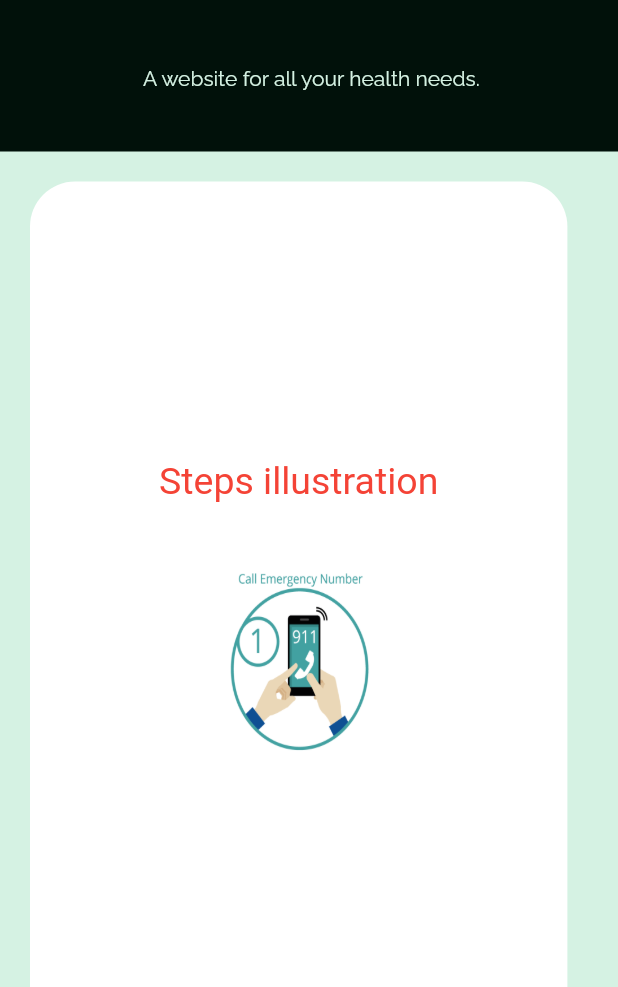
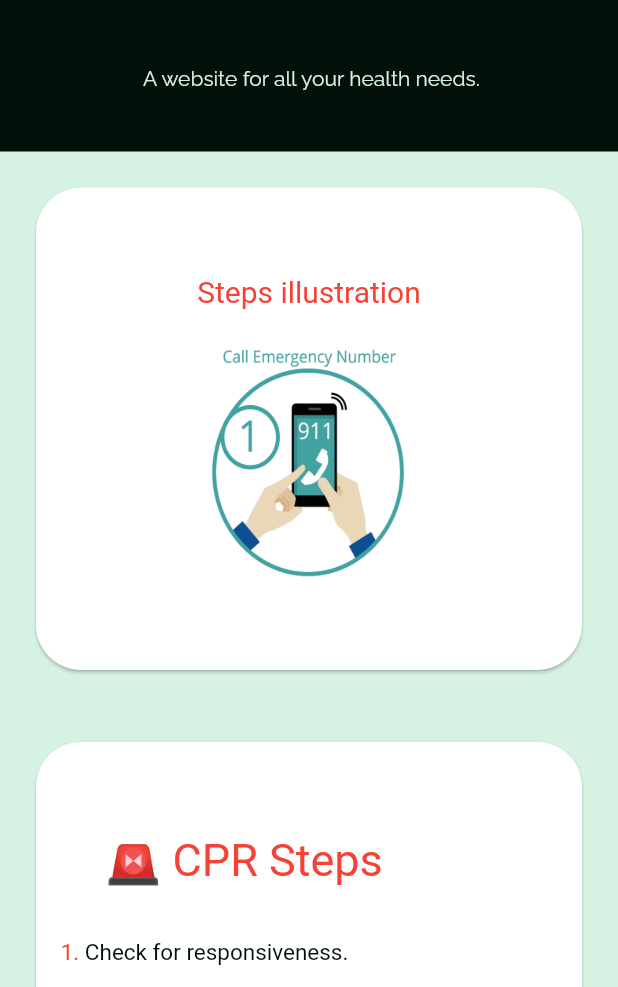
Before and after one commit to A-Dadani/ATEEK, a Flutter app: the MainScreenMw screen opened directly, on a phone screen of 412 x 824 dp, the part 249-1236 px from its top. Run offline on Flutter 3.47's test engine with Material 2 defaults, Android fonts, the light colour scheme and no system bars; drawn by our look-alikes of carousel_slider; our stand-ins replace dio, file_picker, firebase_core, flutter_switch, get, google_maps_flutter and 1 more; missing offline and left inert: collapsible_sidebar, country_state_city_picker, dart:html; accounts and stored records are empty; Roboto replaces fonts that are missing (assets/fonts/Raleway-SemiBold.ttf); project files that could hold a hidden picture were left out.

Commit message:
Changed Pictures nd First aid page I did some modifications to responsivness and resized some pictures

```diff
--- a/_public/lib/screens/mental_wellness/home_m_w.dart
+++ b/_public/lib/screens/mental_wellness/home_m_w.dart
@@ -32,53 +32,69 @@ class HomeScreenMw extends StatelessWidget {
           children: [
             Row(children: [
               /* if (!Responsive.isDesktop(context)) SizedBox(width: 40), */
-              Column(children: [
-                Container(
-                  height: !Responsive.isDesktop(context)? height*0.7 : height/5,
-                  width: !Responsive.isDesktop(context)
-                      ? width / 1.15
-                      : (width / 2),
-                      decoration: BoxDecoration(
-                              borderRadius: BorderRadius.circular(30),
+              Expanded(
+                flex: 2,
+                child: Column(
+                  children: [
+                    SizedBox(
+                      width: Responsive.isMobile(context)
+                          ? width / 1.1
+                          : width / 3,
+                      height: Responsive.isMobile(context)
+                          ? height * 0.4
+                          : height * 0.7,
+                      child: Flexible(
+                        child: Card(
+                          shape: const RoundedRectangleBorder(
+                              borderRadius:
+                                  BorderRadius.all(Radius.circular(30))),
                           color: Colors.white,
-                            ),
                           child: CarouselSlider(
-
                             items: imagesList.map((image) {
                               return Builder(
                                 builder: (BuildContext context) {
                                   return Column(
                                     children: [
-
-                              Expanded(
-                                flex:5,
-                                child: Text(
+                                      (Responsive.isDesktop(context))
+                                          ? Text(
+                                              '\nSteps illustration',
+                                              style: TextStyle(
+                                                color: Colors.red,
+                                                fontFamily:
+                                                    'assets/fonts/Raleway-SemiBold.ttf',
+                                                fontSize: Responsive.isDesktop(
+                                                        context)
+                                                    ? 35
+                                                    : 20,
+                                              ),
+                                            )
+                                          : Text(
                                               'Steps illustration',
                                               style: TextStyle(
                                                 color: Colors.red,
-                                    fontFamily: 'assets/fonts/Raleway-SemiBold.ttf',
-                                    fontSize: Responsive.isDesktop(context)? 35: 25,
-                                  ),
-
+                                                fontFamily:
+                                                    'assets/fonts/Raleway-SemiBold.ttf',
+                                                fontSize: Responsive.isDesktop(
+                                                        context)
+                                                    ? 35
+                                                    : 20,
                                               ),
                                             ),
-                              Expanded(
-                                flex: 5,
-                                child: SizedBox(height: height*0.04,)),
-                              Expanded(
-                                flex:20,
-                                child: SizedBox(
-                                  width: !Responsive.isDesktop(context)
-                                        ? width / 2.5
-                                        : (width / 2),
-                                    height: height*0.9,
+                                      SizedBox(
+                                        height: 20,
+                                      ),
+                                      Flexible(
                                         child: Image.asset(
                                           image,
                                           fit: BoxFit.fill,
+                                          width: Responsive.isMobile(context)
+                                              ? width / 3
+                                              : width / 3.5,
+                                          height: Responsive.isMobile(context)
+                                              ? height / 1.5
+                                              : height / 2,
                                         ),
                                       ),
-                              ),
-
                                     ],
                                   );
                                 },
@@ -91,7 +107,8 @@ class HomeScreenMw extends StatelessWidget {
                               initialPage: 0,
                               autoPlayCurve: Curves.fastOutSlowIn,
                               enableInfiniteScroll: false,
-                      autoPlayAnimationDuration: Duration(milliseconds: 1000),
+                              autoPlayAnimationDuration:
+                                  Duration(milliseconds: 1000),
                               aspectRatio: 16 / 9,
                               height: !Responsive.isDesktop(context)
                                   ? (height / 4)
@@ -99,40 +116,33 @@ class HomeScreenMw extends StatelessWidget {
                             ),
                           ),
                         ),
-              ]),
-              if (Responsive.isDesktop(context))
-                SizedBox(
-                  width: width * 0.04,
+                      ),
+                    ),
+                  ],
+                ),
               ),
               if (Responsive.isDesktop(context))
                 SizedBox(
-
-                  width: width*0.35,
-
+                  width: width * 0.35,
                   child: Card(
                     shape: const RoundedRectangleBorder(
-                      borderRadius: BorderRadius.all(Radius.circular(30))
-
-                      ),
+                        borderRadius: BorderRadius.all(Radius.circular(30))),
                     color: Colors.white,
-
                     child: Flexible(
-
                       child: Padding(
-                        padding:
-                            const EdgeInsets.symmetric(vertical: kDefaultPadding, horizontal: kDefaultPadding),
+                        padding: const EdgeInsets.symmetric(
+                            vertical: kDefaultPadding,
+                            horizontal: kDefaultPadding),
                         child: Row(
                           children: [
-
                             RichText(
                               text: TextSpan(
                                   text: '\t\t\t 🚨 CPR Steps \n\n',
                                   style: TextStyle(
                                     color: Colors.red,
-                                    fontFamily: 'assets/fonts/Raleway-SemiBold.ttf',
+                                    fontFamily:
+                                        'assets/fonts/Raleway-SemiBold.ttf',
                                     fontSize: 35,
-
-
                                   ),
                                   children: [
                                     TextSpan(
@@ -143,7 +153,8 @@ class HomeScreenMw extends StatelessWidget {
                                         ),
                                         children: [
                                           TextSpan(
-                                              text: ' Check for responsiveness.\n\n',
+                                              text:
+                                                  ' Check for responsiveness.\n\n',
                                               style: TextStyle(
                                                 color: kDarkBlackColor,
                                                 fontSize: 20,
@@ -160,45 +171,45 @@ class HomeScreenMw extends StatelessWidget {
                                                           text:
                                                               ' Call for emergency services.\n\n',
                                                           style: TextStyle(
-                                                            color: kDarkBlackColor,
+                                                            color:
+                                                                kDarkBlackColor,
                                                             fontSize: 20,
                                                           ),
                                                           children: [
                                                             TextSpan(
                                                                 text: '3.',
-                                                                style: TextStyle(
-                                                                  color: Colors.red,
+                                                                style:
+                                                                    TextStyle(
+                                                                  color: Colors
+                                                                      .red,
                                                                   fontSize: 20,
                                                                 ),
                                                                 children: [
                                                                   TextSpan(
                                                                       text:
                                                                           ' Perform chest compressions.\n\n',
-                                                                      style: TextStyle(
+                                                                      style:
+                                                                          TextStyle(
                                                                         color:
                                                                             kDarkBlackColor,
-                                                                        fontSize: 20,
-                                                                      ),
-                                                                      children: [
-                                                                        TextSpan(
-                                                                            text: '4.',
-                                                                            style:
-                                                                                TextStyle(
-                                                                              color: Colors
-                                                                                  .red,
                                                                         fontSize:
                                                                             20,
                                                                       ),
                                                                       children: [
                                                                         TextSpan(
                                                                             text:
-                                                                                      ' Open airway and give rescue breaths.\n\n',
+                                                                                '4.',
                                                                             style:
                                                                                 TextStyle(
-                                                                                    color:
-                                                                                        kDarkBlackColor,
-                                                                                    fontSize:
-                                                                                        20,
+                                                                              color: Colors.red,
+                                                                              fontSize: 20,
+                                                                            ),
+                                                                            children: [
+                                                                              TextSpan(
+                                                                                  text: ' Open airway and give rescue breaths.\n\n',
+                                                                                  style: TextStyle(
+                                                                                    color: kDarkBlackColor,
+                                                                                    fontSize: 20,
                                                                                   ),
                                                                                   children: [
                                                                                     TextSpan(
@@ -251,19 +262,16 @@ class HomeScreenMw extends StatelessWidget {
                   ),
                 )
             ]),
-            if (!Responsive.isDesktop(context)) SizedBox(height: 40),
-            if (!Responsive.isDesktop(context))
+            if (Responsive.isMobile(context)) SizedBox(height: 40),
+            if (Responsive.isMobile(context))
               Column(
                 children: [
                   SizedBox(
-                    width: width / 1.3,
-                    height: height*0.75,
-
+                    width: width / 1.1,
+                    height: height * 0.55,
                     child: Card(
                       shape: const RoundedRectangleBorder(
-                      borderRadius: BorderRadius.all(Radius.circular(30))
-
-                      ),
+                          borderRadius: BorderRadius.all(Radius.circular(30))),
                       color: Colors.white,
                       child: Flexible(
                         child: Padding(
@@ -271,16 +279,17 @@ class HomeScreenMw extends StatelessWidget {
                               vertical: kDefaultPadding / 4),
                           child: Row(
                             children: [
-                              SizedBox(width: width*0.04,)
-,                              RichText(
+                              SizedBox(
+                                width: width * 0.04,
+                              ),
+                              RichText(
                                 text: TextSpan(
                                     text: '\t\t\t 🚨 CPR Steps \n\n',
                                     style: TextStyle(
                                       color: Colors.red,
-                                          fontFamily: 'assets/fonts/Raleway-SemiBold.ttf',
+                                      fontFamily:
+                                          'assets/fonts/Raleway-SemiBold.ttf',
                                       fontSize: 30,
-
-
                                     ),
                                     children: [
                                       TextSpan(
@@ -291,7 +300,8 @@ class HomeScreenMw extends StatelessWidget {
                                           ),
                                           children: [
                                             TextSpan(
-                                                    text: ' Check for responsiveness.\n\n',
+                                                text:
+                                                    ' Check for responsiveness.\n\n',
                                                 style: TextStyle(
                                                   color: kDarkBlackColor,
                                                   fontSize: 15,
@@ -308,28 +318,13 @@ class HomeScreenMw extends StatelessWidget {
                                                             text:
                                                                 ' Call for emergency services.\n\n',
                                                             style: TextStyle(
-                                                                  color: kDarkBlackColor,
-                                                                  fontSize: 15,
-                                                                ),
-                                                                children: [
-                                                                  TextSpan(
-                                                                      text: '3.',
-                                                                      style: TextStyle(
-                                                                        color: Colors.red,
-                                                                        fontSize: 15,
-                                                                      ),
-                                                                      children: [
-                                                                        TextSpan(
-                                                                            text:
-                                                                                ' Perform chest compressions.\n\n',
-                                                                            style: TextStyle(
                                                               color:
                                                                   kDarkBlackColor,
                                                               fontSize: 15,
                                                             ),
                                                             children: [
                                                               TextSpan(
-                                                                                  text: '4.',
+                                                                  text: '3.',
                                                                   style:
                                                                       TextStyle(
                                                                     color: Colors
@@ -340,13 +335,27 @@ class HomeScreenMw extends StatelessWidget {
                                                                   children: [
                                                                     TextSpan(
                                                                         text:
-                                                                                            ' Open airway and give rescue breaths.\n\n',
+                                                                            ' Perform chest compressions.\n\n',
                                                                         style:
                                                                             TextStyle(
                                                                           color:
                                                                               kDarkBlackColor,
                                                                           fontSize:
                                                                               15,
+                                                                        ),
+                                                                        children: [
+                                                                          TextSpan(
+                                                                              text: '4.',
+                                                                              style: TextStyle(
+                                                                                color: Colors.red,
+                                                                                fontSize: 15,
+                                                                              ),
+                                                                              children: [
+                                                                                TextSpan(
+                                                                                    text: ' Open airway and give rescue breaths.\n\n',
+                                                                                    style: TextStyle(
+                                                                                      color: kDarkBlackColor,
+                                                                                      fontSize: 15,
                                                                                     ),
                                                                                     children: [
                                                                                       TextSpan(
```
Also changed, not shown: _public/assets/images/1.png, _public/assets/images/2.png, _public/assets/images/3.png, _public/assets/images/4.png, _public/assets/images/5.png, _public/assets/images/6.png. Lines whose indentation alone changed are shown as unchanged.
